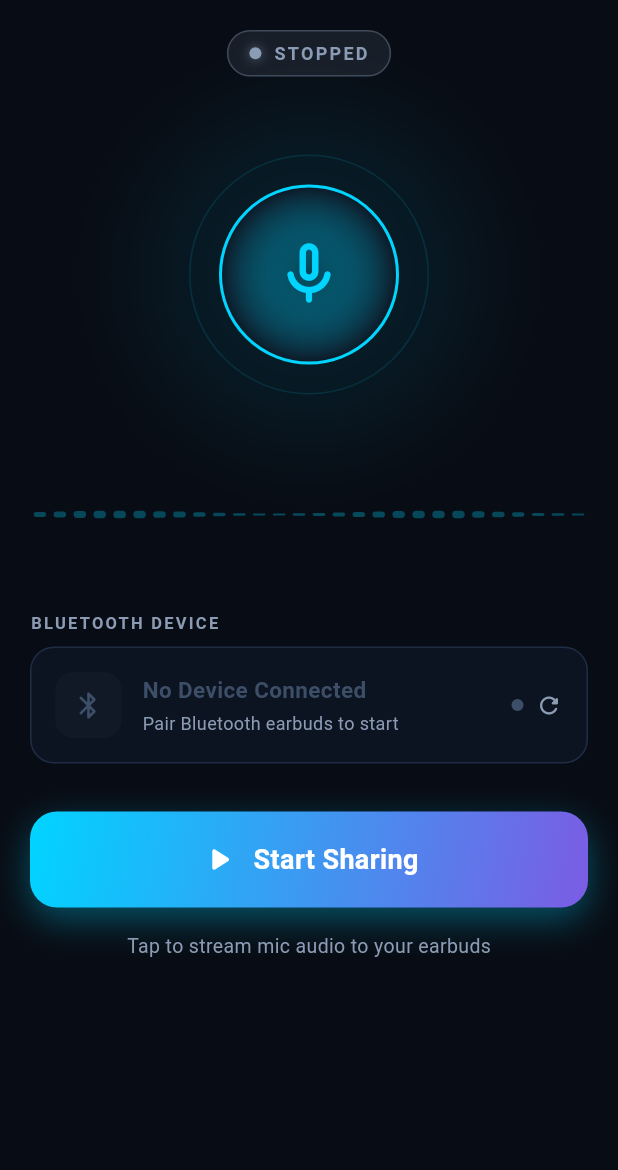
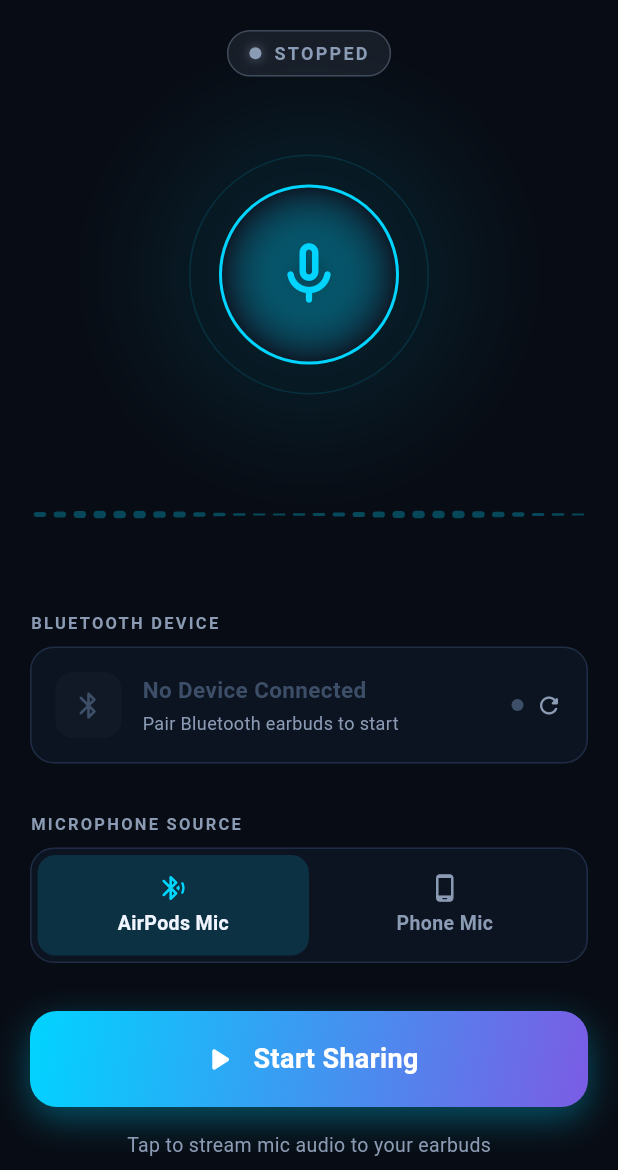
Before and after one commit to MEET-Flutter/share_birds, a Flutter app: the screen it shows after launch, on a phone screen of 412 x 824 dp, the part 66-1236 px from its top. Run offline on Flutter 3.47's test engine with Material 3 defaults, Android fonts, the phone set to English and light mode, and no system bars; our stand-ins replace flutter_riverpod, flutter_tts, permission_handler, shared_preferences; Roboto replaces fonts that are missing (Outfit).

Commit message:
feat: implement audio sharing core, native Bluetooth SCO service, and Riverpod state management

```diff
--- a/lib/core/constants/app_constants.dart
+++ b/lib/core/constants/app_constants.dart
@@ -60,6 +60,7 @@ class PrefKeys {
   static const String gainBoost         = 'gain_boost';
   static const String noiseSuppression  = 'noise_suppression';
   static const String echoCancellation  = 'echo_cancellation';
+  static const String useBluetoothMic   = 'use_bluetooth_mic';
   static const String announceTime      = 'announce_time';
   static const String announceInterval  = 'announce_interval';
 }
--- a/lib/data/datasources/settings_local_datasource.dart
+++ b/lib/data/datasources/settings_local_datasource.dart
@@ -20,6 +20,7 @@ class SettingsLocalDatasource {
       gainBoost:        _prefs.getBool(PrefKeys.gainBoost)        ?? false,
       noiseSuppression: _prefs.getBool(PrefKeys.noiseSuppression) ?? false,
       echoCancellation: _prefs.getBool(PrefKeys.echoCancellation) ?? false,
+      useBluetoothMic:  _prefs.getBool(PrefKeys.useBluetoothMic)  ?? true,
     );
   }
 
@@ -29,6 +30,7 @@ class SettingsLocalDatasource {
       _prefs.setBool(PrefKeys.gainBoost,        s.gainBoost),
       _prefs.setBool(PrefKeys.noiseSuppression, s.noiseSuppression),
       _prefs.setBool(PrefKeys.echoCancellation, s.echoCancellation),
+      _prefs.setBool(PrefKeys.useBluetoothMic,  s.useBluetoothMic),
     ]);
   }
 
--- a/lib/domain/entities/audio_settings.dart
+++ b/lib/domain/entities/audio_settings.dart
@@ -7,12 +7,14 @@ class AudioSettings {
   final bool gainBoost;
   final bool noiseSuppression;
   final bool echoCancellation;
+  final bool useBluetoothMic;
 
   const AudioSettings({
     this.lowLatencyMode   = true,
     this.gainBoost        = false,
     this.noiseSuppression = false,
     this.echoCancellation = false,
+    this.useBluetoothMic  = true,
   });
 
   AudioSettings copyWith({
@@ -20,12 +22,14 @@ class AudioSettings {
     bool? gainBoost,
     bool? noiseSuppression,
     bool? echoCancellation,
+    bool? useBluetoothMic,
   }) {
     return AudioSettings(
       lowLatencyMode:   lowLatencyMode   ?? this.lowLatencyMode,
       gainBoost:        gainBoost        ?? this.gainBoost,
       noiseSuppression: noiseSuppression ?? this.noiseSuppression,
       echoCancellation: echoCancellation ?? this.echoCancellation,
+      useBluetoothMic:  useBluetoothMic  ?? this.useBluetoothMic,
     );
   }
 
@@ -35,6 +39,7 @@ class AudioSettings {
     'gainBoost':        gainBoost,
     'noiseSuppression': noiseSuppression,
     'echoCancellation': echoCancellation,
+    'useBluetoothMic':  useBluetoothMic,
   };
 
   @override
@@ -44,8 +49,9 @@ class AudioSettings {
           lowLatencyMode   == other.lowLatencyMode &&
           gainBoost        == other.gainBoost &&
           noiseSuppression == other.noiseSuppression &&
-          echoCancellation == other.echoCancellation;
+          echoCancellation == other.echoCancellation &&
+          useBluetoothMic  == other.useBluetoothMic;
 
   @override
-  int get hashCode => Object.hash(lowLatencyMode, gainBoost, noiseSuppression, echoCancellation);
+  int get hashCode => Object.hash(lowLatencyMode, gainBoost, noiseSuppression, echoCancellation, useBluetoothMic);
 }
--- a/lib/presentation/home/home_screen.dart
+++ b/lib/presentation/home/home_screen.dart
@@ -8,7 +8,9 @@ import 'package:permission_handler/permission_handler.dart';
 import '../../core/constants/app_colors.dart';
 import '../../providers/audio_provider.dart';
 import '../../providers/bluetooth_provider.dart';
+import '../../providers/settings_provider.dart';
 import '../../domain/entities/sharing_state.dart';
+import '../../domain/entities/audio_settings.dart';
 import '../sharing/sharing_screen.dart';
 import '../settings/settings_screen.dart';
 import '../widgets/bt_device_card.dart';
@@ -94,6 +96,8 @@ class _HomeScreenState extends ConsumerState<HomeScreen>
     final sharingState = ref.watch(audioSharingProvider);
     final btDevice     = ref.watch(bluetoothProvider).valueOrNull;
     final isLive       = sharingState.isLive;
+    final audioSettings = ref.watch(audioSettingsProvider).valueOrNull ?? const AudioSettings();
+    final useBluetoothMic = audioSettings.useBluetoothMic;
 
     return Scaffold(
       backgroundColor: AppColors.scaffoldBg,
@@ -225,6 +229,112 @@ class _HomeScreenState extends ConsumerState<HomeScreen>
             ),
             const SizedBox(height: 32),
 
+            // ── Microphone Source ──────────────────────────────────────────────
+            const Text(
+              'MICROPHONE SOURCE',
+              style: TextStyle(
+                fontFamily: 'Outfit',
+                fontSize: 11,
+                fontWeight: FontWeight.w700,
+                color: AppColors.textSecondary,
+                letterSpacing: 1.5,
+              ),
+            ),
+            const SizedBox(height: 8),
+            Container(
+              padding: const EdgeInsets.all(4),
+              decoration: BoxDecoration(
+                color: AppColors.surfaceBg,
+                borderRadius: BorderRadius.circular(16),
+                border: Border.all(color: AppColors.border),
+              ),
+              child: Row(
+                children: [
+                  Expanded(
+                    child: GestureDetector(
+                      onTap: isLive
+                          ? null
+                          : () => ref.read(audioSettingsProvider.notifier).toggleUseBluetoothMic(true),
+                      child: AnimatedContainer(
+                        duration: const Duration(milliseconds: 200),
+                        padding: const EdgeInsets.symmetric(vertical: 12),
+                        decoration: BoxDecoration(
+                          color: useBluetoothMic
+                              ? AppColors.primary.withValues(alpha: isLive ? 0.08 : 0.15)
+                              : Colors.transparent,
+                          borderRadius: BorderRadius.circular(12),
+                        ),
+                        child: Column(
+                          children: [
+                            Icon(
+                              Icons.bluetooth_audio_rounded,
+                              color: useBluetoothMic
+                                  ? (isLive ? AppColors.primary.withValues(alpha: 0.5) : AppColors.primary)
+                                  : AppColors.textSecondary,
+                              size: 20,
+                            ),
+                            const SizedBox(height: 4),
+                            Text(
+                              'AirPods Mic',
+                              style: TextStyle(
+                                fontFamily: 'Outfit',
+                                fontSize: 13,
+                                fontWeight: FontWeight.w600,
+                                color: useBluetoothMic
+                                    ? (isLive ? AppColors.textPrimary.withValues(alpha: 0.6) : AppColors.textPrimary)
+                                    : AppColors.textSecondary,
+                              ),
+                            ),
+                          ],
+                        ),
+                      ),
+                    ),
+                  ),
+                  Expanded(
+                    child: GestureDetector(
+                      onTap: isLive
+                          ? null
+                          : () => ref.read(audioSettingsProvider.notifier).toggleUseBluetoothMic(false),
+                      child: AnimatedContainer(
+                        duration: const Duration(milliseconds: 200),
+                        padding: const EdgeInsets.symmetric(vertical: 12),
+                        decoration: BoxDecoration(
+                          color: !useBluetoothMic
+                              ? AppColors.primary.withValues(alpha: isLive ? 0.08 : 0.15)
+                              : Colors.transparent,
+                          borderRadius: BorderRadius.circular(12),
+                        ),
+                        child: Column(
+                          children: [
+                            Icon(
+                              Icons.phone_android_rounded,
+                              color: !useBluetoothMic
+                                  ? (isLive ? AppColors.primary.withValues(alpha: 0.5) : AppColors.primary)
+                                  : AppColors.textSecondary,
+                              size: 20,
+                            ),
+                            const SizedBox(height: 4),
+                            Text(
+                              'Phone Mic',
+                              style: TextStyle(
+                                fontFamily: 'Outfit',
+                                fontSize: 13,
+                                fontWeight: FontWeight.w600,
+                                color: !useBluetoothMic
+                                    ? (isLive ? AppColors.textPrimary.withValues(alpha: 0.6) : AppColors.textPrimary)
+                                    : AppColors.textSecondary,
+                              ),
+                            ),
+                          ],
+                        ),
+                      ),
+                    ),
+                  ),
+                ],
+              ),
+            ),
+            const SizedBox(height: 32),
+
             // ── Start / Stop Button ───────────────────────────────────────────
             _buildMainButton(sharingState),
             const SizedBox(height: 16),
```
Also changed, not shown: lib/presentation/settings/settings_screen.dart (+11 -0 lines), lib/providers/audio_provider.dart (+8 -4 lines), lib/providers/settings_provider.dart (+7 -0 lines), 3 other files.
